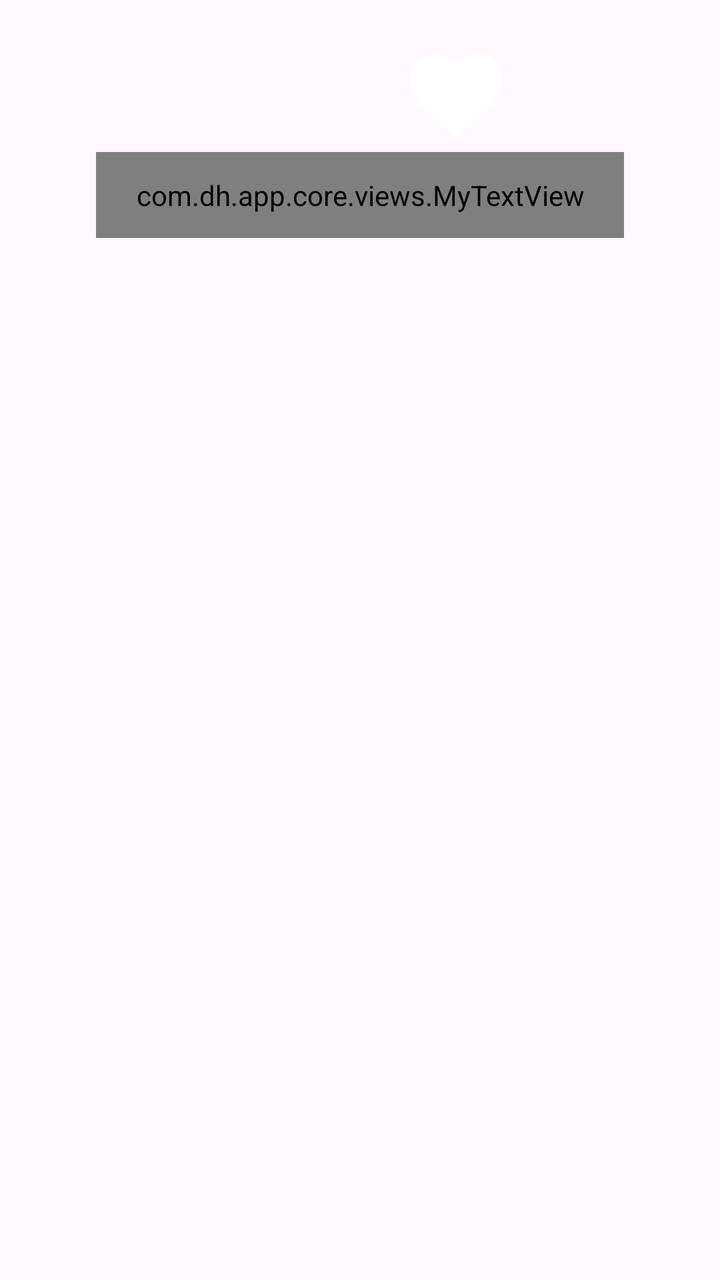
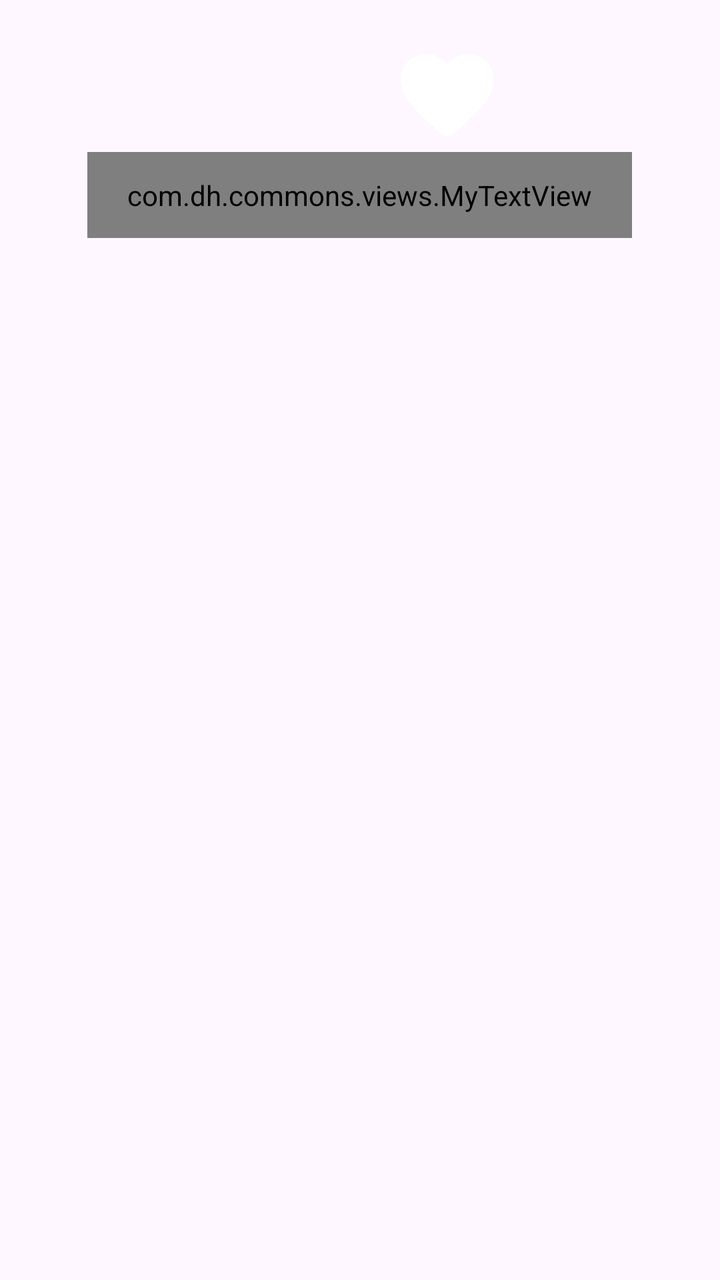

Screens rendered from an Android XML layout before and after an edit, with the pre-edit source and the edit as a unified diff.
<!-- AndroidManifest.xml: another module's application theme Theme.Common -->
<!-- res/layout/dialog_donate.xml -->
<?xml version="1.0" encoding="utf-8"?>
<RelativeLayout xmlns:android="http://schemas.android.com/apk/res/android"
    android:id="@+id/dialog_donate_holder"
    android:layout_width="match_parent"
    android:layout_height="match_parent"
    android:gravity="center_horizontal">

    <ImageView
        android:id="@+id/dialog_donate_image"
        android:layout_width="@dimen/fab_size"
        android:layout_height="@dimen/fab_size"
        android:layout_centerHorizontal="true"
        android:layout_marginTop="@dimen/bigger_margin"
        android:src="@drawable/ic_heart_vector" />

    <com.dh.app.core.views.MyTextView
        android:id="@+id/dialog_donate_text"
        android:layout_width="wrap_content"
        android:layout_height="wrap_content"
        android:layout_below="@+id/dialog_donate_image"
        android:gravity="center"
        android:lineSpacingExtra="1sp"
        android:paddingStart="@dimen/bigger_margin"
        android:paddingTop="@dimen/normal_margin"
        android:paddingEnd="@dimen/bigger_margin"
        android:paddingBottom="@dimen/normal_margin"
        android:text="@string/donate_short"
        android:textColorHighlight="@color/disabled_text_color_highlight"
        android:textSize="@dimen/bigger_text_size" />

</RelativeLayout>
<!-- resources referenced by this layout -->
<resources>
  <color name="disabled_text_color_highlight">#00FFFFFF</color>
  <dimen name="bigger_margin">20dp</dimen>
  <dimen name="bigger_text_size">16sp</dimen>
  <dimen name="fab_size">56dp</dimen>
  <dimen name="normal_margin">12dp</dimen>
  <!-- drawable ic_heart_vector (drawable) -->
  <vector xmlns:android="http://schemas.android.com/apk/res/android" android:width="24dp" android:height="24dp" android:viewportWidth="24" android:viewportHeight="24">
      <path android:fillColor="#FFFFFFFF" android:pathData="M13.35 20.13c-0.76 0.69-1.93 0.69-2.69-0.01l-0.11-0.1C5.3 15.27 1.87 12.16 2 8.28c0.06-1.7 0.93-3.33 2.34-4.29 2.64-1.8 5.9-0.96 7.66 1.1 1.76-2.06 5.02-2.91 7.66-1.1 1.41 0.96 2.28 2.59 2.34 4.29 0.14 3.88-3.3 6.99-8.55 11.76l-0.1 0.09z"/>
  </vector>
  <string name="donate_short">Support us by purchasing &lt;a href=https://play.google.com/store/apps/details?id=com.dh.thankyou&gt;Fossify Thank You&lt;/a&gt; please, it will also unlock all app features including color customization.</string>
  <style name="Theme.Common" parent="Base.Theme.Common" />
  <style name="Base.Theme.Common" parent="Theme.Material3.DayNight.NoActionBar">
          
          
      </style>
</resources>

<!-- the commit's change to res/layout/dialog_donate.xml (unified diff, before → after) -->
@@ -13,7 +13,7 @@
         android:layout_marginTop="@dimen/bigger_margin"
         android:src="@drawable/ic_heart_vector" />
 
-    <com.dh.app.core.views.MyTextView
+    <com.dh.commons.views.MyTextView
         android:id="@+id/dialog_donate_text"
         android:layout_width="wrap_content"
         android:layout_height="wrap_content"
